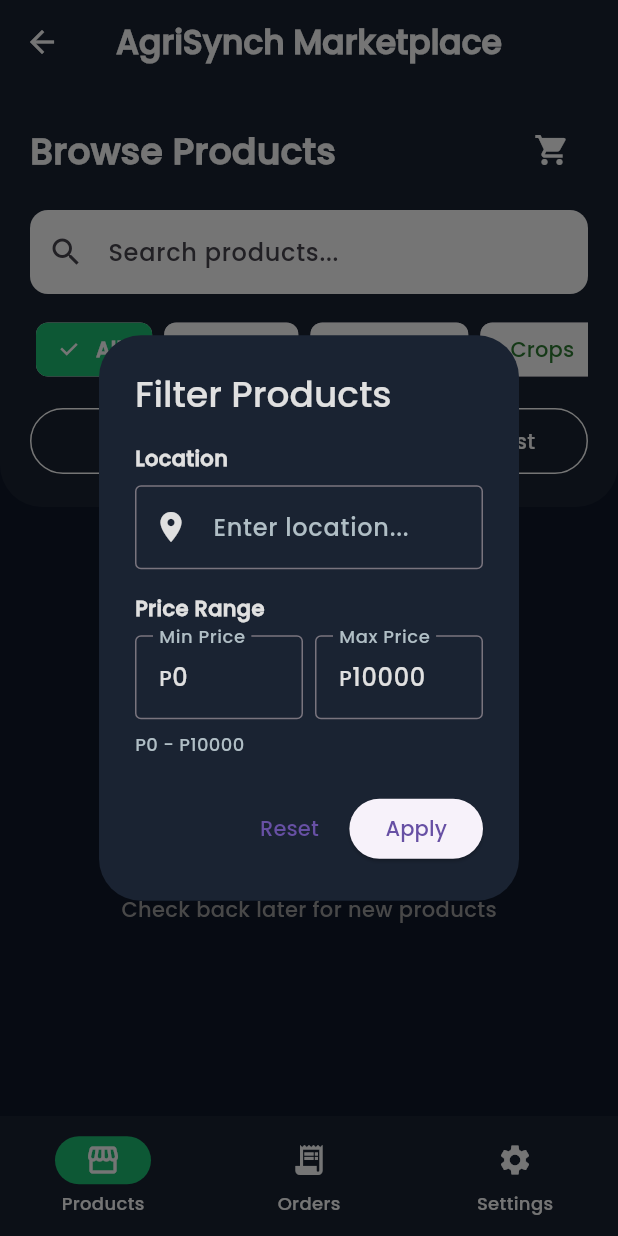
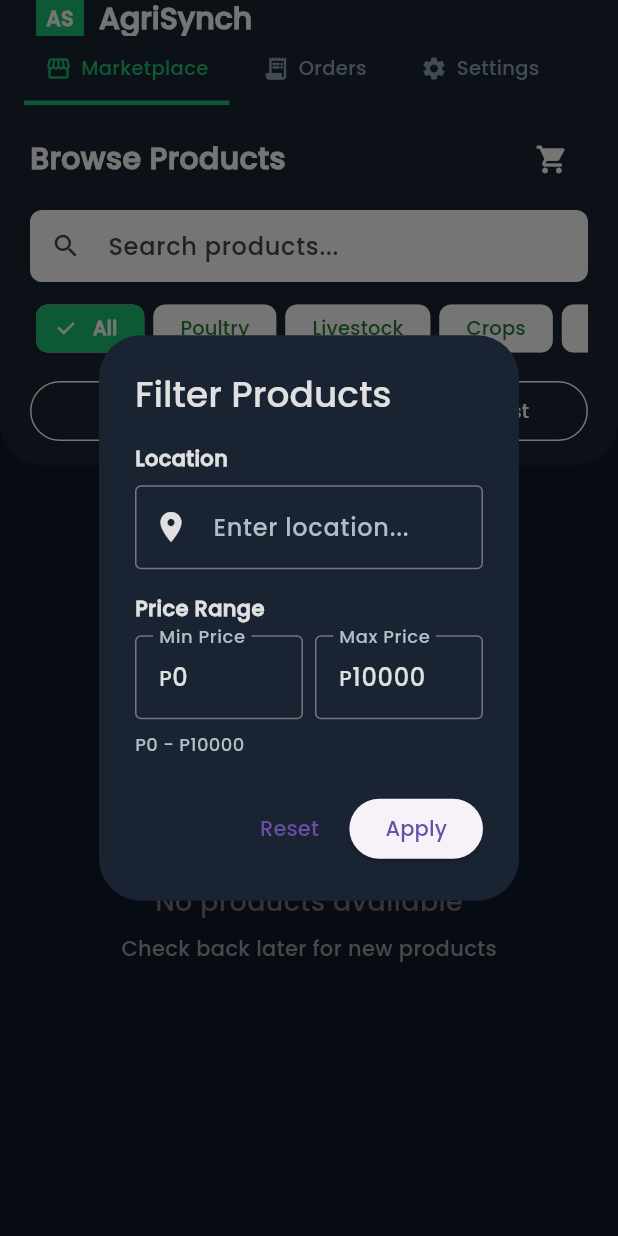
Before and after one commit to ScarletVonRosefall/AgriSynch, a Flutter app: the AgriSynchBuyerHomePage screen opened by its route, after a tap on "Filters", on a phone screen of 412 x 824 dp. Run offline on Flutter 3.47's test engine with Material 3 defaults, Android fonts, the phone set to English and light mode, and no system bars; our stand-ins replace cached_network_image, cloud_firestore, cloud_functions, firebase_auth, firebase_core, firebase_crashlytics and 15 more; missing offline and left inert: dart:html; accounts and stored records are empty.

Commit message:
Fixing Buyer UI

```diff
--- a/lib/buyer/AgriSynchBuyerHomePage.dart
+++ b/lib/buyer/AgriSynchBuyerHomePage.dart
@@ -40,63 +40,129 @@ class _AgriSynchBuyerHomePageState extends State<AgriSynchBuyerHomePage> {
     ];
 
     return Scaffold(
-      backgroundColor: const Color(0xFF0F172A),
-      appBar: AppBar(
-        title: const Text(
-          'AgriSynch Marketplace',
+      backgroundColor: const Color(0xFFF5F7FA),
+      appBar: PreferredSize(
+        preferredSize: const Size.fromHeight(70),
+        child: AppBar(
+          backgroundColor: const Color(0xFF1A2332),
+          elevation: 0,
+          centerTitle: false,
+          automaticallyImplyLeading: false,
+          title: Padding(
+            padding: const EdgeInsets.symmetric(horizontal: 8),
+            child: Row(
+              children: [
+                Container(
+                  width: 32,
+                  height: 32,
+                  decoration: BoxDecoration(
+                    color: const Color(0xFF1DBF73),
+                    borderRadius: BorderRadius.circular(6),
+                  ),
+                  child: const Center(
+                    child: Text(
+                      'AS',
                       style: TextStyle(
                         fontFamily: 'Poppins',
-            fontSize: 22,
+                        fontSize: 14,
                         fontWeight: FontWeight.w700,
                         color: Colors.white,
                       ),
                     ),
-        centerTitle: true,
-        backgroundColor: const Color(0xFF1A2332),
-        elevation: 0,
-        iconTheme: const IconThemeData(color: Colors.white),
+                  ),
+                ),
+                const SizedBox(width: 10),
+                const Text(
+                  'AgriSynch',
+                  style: TextStyle(
+                    fontFamily: 'Poppins',
+                    fontSize: 20,
+                    fontWeight: FontWeight.w700,
+                    color: Colors.white,
+                  ),
+                ),
+              ],
+            ),
+          ),
+          bottom: PreferredSize(
+            preferredSize: const Size.fromHeight(48),
+            child: Container(
+              color: const Color(0xFF1A2332),
+              child: Padding(
+                padding: const EdgeInsets.symmetric(horizontal: 16),
+                child: Row(
+                  children: [
+                    _buildWebNavTab(
+                      label: 'Marketplace',
+                      icon: Icons.storefront,
+                      isActive: _currentIndex == 0,
+                      onTap: () => setState(() => _currentIndex = 0),
+                    ),
+                    const SizedBox(width: 8),
+                    _buildWebNavTab(
+                      label: 'Orders',
+                      icon: Icons.receipt_long,
+                      isActive: _currentIndex == 1,
+                      onTap: () => setState(() => _currentIndex = 1),
+                    ),
+                    const SizedBox(width: 8),
+                    _buildWebNavTab(
+                      label: 'Settings',
+                      icon: Icons.settings,
+                      isActive: _currentIndex == 2,
+                      onTap: () => setState(() => _currentIndex = 2),
+                    ),
+                  ],
+                ),
+              ),
+            ),
+          ),
+        ),
       ),
       body: IndexedStack(index: _currentIndex, children: pages),
-      bottomNavigationBar: Theme(
-        data: Theme.of(context).copyWith(
-          navigationBarTheme: NavigationBarThemeData(
-            labelTextStyle: WidgetStateProperty.resolveWith((states) {
-              return const TextStyle(
-                color: Colors.white,
-                fontSize: 12,
-                fontFamily: 'Poppins',
-                fontWeight: FontWeight.w500,
     );
-            }),
+  }
+
+  Widget _buildWebNavTab({
+    required String label,
+    required IconData icon,
+    required bool isActive,
+    required VoidCallback onTap,
+  }) {
+    return Material(
+      color: Colors.transparent,
+      child: InkWell(
+        onTap: onTap,
+        child: Container(
+          padding: const EdgeInsets.symmetric(horizontal: 14, vertical: 12),
+          decoration: BoxDecoration(
+            border: Border(
+              bottom: BorderSide(
+                color: isActive ? const Color(0xFF1DBF73) : Colors.transparent,
+                width: 3,
               ),
             ),
-        child: NavigationBar(
-        selectedIndex: _currentIndex,
-        backgroundColor: const Color(0xFF1A2332),
-        indicatorColor: const Color(0xFF1DBF73),
-        surfaceTintColor: const Color(0xFF1A2332),
-        labelBehavior: NavigationDestinationLabelBehavior.alwaysShow,
-        onDestinationSelected: (i) => setState(() => _currentIndex = i),
-        destinations: [
-          NavigationDestination(
-            icon: const Icon(Icons.storefront, color: Colors.white),
-            selectedIcon: const Icon(Icons.storefront, color: Colors.white),
-            label: 'Products',
-            tooltip: 'Browse Products',
           ),
-          NavigationDestination(
-            icon: const Icon(Icons.receipt_long, color: Colors.white),
-            selectedIcon: const Icon(Icons.receipt_long, color: Colors.white),
-            label: 'Orders',
-            tooltip: 'My Orders',
+          child: Row(
+            mainAxisSize: MainAxisSize.min,
+            children: [
+              Icon(
+                icon,
+                color: isActive ? const Color(0xFF1DBF73) : const Color(0xFF90A4AE),
+                size: 18,
               ),
-          NavigationDestination(
-            icon: const Icon(Icons.settings, color: Colors.white),
-            selectedIcon: const Icon(Icons.settings, color: Colors.white),
-            label: 'Settings',
-            tooltip: 'Settings',
+              const SizedBox(width: 6),
+              Text(
+                label,
+                style: TextStyle(
+                  fontFamily: 'Poppins',
+                  fontSize: 13,
+                  fontWeight: isActive ? FontWeight.w600 : FontWeight.w500,
+                  color: isActive ? const Color(0xFF1DBF73) : const Color(0xFF90A4AE),
+                ),
               ),
             ],
+          ),
         ),
       ),
     );
--- a/lib/buyer/AgriSynchBuyerSettingsPage.dart
+++ b/lib/buyer/AgriSynchBuyerSettingsPage.dart
@@ -175,19 +175,19 @@ class _AgriSynchBuyerSettingsPageState
         children: [
           // Top Header
           Container(
-            padding: EdgeInsets.fromLTRB(20, MediaQuery.of(context).padding.top + 20, 20, 20),
+            padding: EdgeInsets.fromLTRB(20, MediaQuery.of(context).padding.top + 12, 20, 12),
             width: double.infinity,
             decoration: BoxDecoration(
               color: headerColor,
               borderRadius: const BorderRadius.only(
-                bottomLeft: Radius.circular(12),
-                bottomRight: Radius.circular(12),
+                bottomLeft: Radius.circular(8),
+                bottomRight: Radius.circular(8),
               ),
               boxShadow: [
                 BoxShadow(
-                  color: Colors.black.withOpacity(0.3),
-                  blurRadius: 8,
-                  offset: const Offset(0, 4),
+                  color: Colors.black.withOpacity(0.2),
+                  blurRadius: 4,
+                  offset: const Offset(0, 2),
                 ),
               ],
             ),
@@ -204,17 +204,17 @@ class _AgriSynchBuyerSettingsPageState
                           Text(
                             'Settings',
                             style: TextStyle(
-                              fontSize: 24,
+                              fontSize: 20,
                               fontWeight: FontWeight.bold,
                               color: Colors.white,
                               fontFamily: 'Poppins',
                             ),
                           ),
-                          SizedBox(height: 4),
+                          SizedBox(height: 2),
                           Text(
                             'Manage account & preferences',
                             style: TextStyle(
-                              fontSize: 14,
+                              fontSize: 12,
                               color: Color(0xFFB0BEC5),
                               fontFamily: 'Poppins',
                             ),
--- a/lib/buyer/BrowseProductsPage.dart
+++ b/lib/buyer/BrowseProductsPage.dart
@@ -581,7 +581,7 @@ class _BrowseProductsPageState extends State<BrowseProductsPage> {
         children: [
           // Header
           Container(
-            padding: EdgeInsets.fromLTRB(20, MediaQuery.of(context).padding.top + 20, 20, 20),
+            padding: EdgeInsets.fromLTRB(20, MediaQuery.of(context).padding.top + 12, 20, 12),
             width: double.infinity,
             decoration: ThemeHelper.getHeaderDecoration(isDark: isDarkMode),
             child: Column(
@@ -595,7 +595,7 @@ class _BrowseProductsPageState extends State<BrowseProductsPage> {
                           fontFamily: 'Poppins',
                           fontWeight: FontWeight.bold,
                           color: Colors.white,
-                          fontSize: 24,
+                          fontSize: 20,
                         ),
                       ),
                     ),
@@ -603,6 +603,7 @@ class _BrowseProductsPageState extends State<BrowseProductsPage> {
                       children: [
                         IconButton(
                           icon: const Icon(Icons.shopping_cart, color: Colors.white),
+                          iconSize: 22,
                           onPressed: () async {
                             // Navigate to cart page
                             final result = await Navigator.push(
@@ -642,27 +643,27 @@ class _BrowseProductsPageState extends State<BrowseProductsPage> {
                     ),
                   ],
                 ),
-                const SizedBox(height: 16),
+                const SizedBox(height: 10),
                 // Search Bar
                 Container(
                   decoration: BoxDecoration(
                     color: Colors.white,
-                    borderRadius: BorderRadius.circular(12),
+                    borderRadius: BorderRadius.circular(8),
                   ),
                   child: TextField(
                     onChanged: (value) => setState(() => searchQuery = value),
                     decoration: InputDecoration(
                       hintText: 'Search products...',
-                      prefixIcon: const Icon(Icons.search),
+                      prefixIcon: const Icon(Icons.search, size: 20),
                       border: InputBorder.none,
-                      contentPadding: const EdgeInsets.all(16),
+                      contentPadding: const EdgeInsets.symmetric(vertical: 12, horizontal: 12),
                     ),
                   ),
                 ),
-                const SizedBox(height: 12),
+                const SizedBox(height: 10),
                 // Category Filter
                 SizedBox(
-                  height: 50,
+                  height: 42,
                   child: ScrollConfiguration(
                     behavior: ScrollConfiguration.of(context).copyWith(
                       dragDevices: {
@@ -679,7 +680,7 @@ class _BrowseProductsPageState extends State<BrowseProductsPage> {
                         final category = categories[index];
                         final isSelected = selectedCategory == category;
                         return Padding(
-                          padding: const EdgeInsets.only(right: 8),
+                          padding: const EdgeInsets.only(right: 6),
                           child: FilterChip(
                             label: Text(category),
                             selected: isSelected,
@@ -694,18 +695,18 @@ class _BrowseProductsPageState extends State<BrowseProductsPage> {
                             labelStyle: TextStyle(
                               color: isSelected ? Colors.white : const Color(0xFF2E7D32),
                               fontWeight: isSelected ? FontWeight.bold : FontWeight.w600,
-                              fontSize: 14,
+                              fontSize: 13,
                             ),
                             checkmarkColor: Colors.white,
                             side: BorderSide.none,
-                            padding: const EdgeInsets.symmetric(horizontal: 12, vertical: 8),
+                            padding: const EdgeInsets.symmetric(horizontal: 10, vertical: 6),
                           ),
                         );
                       },
                     ),
                   ),
                 ),
-                const SizedBox(height: 12),
+                const SizedBox(height: 10),
                 // Filter and Sort Row
                 Row(
                   children: [
@@ -713,12 +714,12 @@ class _BrowseProductsPageState extends State<BrowseProductsPage> {
                     Expanded(
                       child: OutlinedButton.icon(
                         onPressed: () => _showFilterDialog(),
-                        icon: const Icon(Icons.filter_list, size: 18),
-                        label: const Text('Filters'),
+                        icon: const Icon(Icons.filter_list, size: 16),
+                        label: const Text('Filters', style: TextStyle(fontSize: 13)),
                         style: OutlinedButton.styleFrom(
                           foregroundColor: Colors.white,
                           side: const BorderSide(color: Colors.white),
-                          padding: const EdgeInsets.symmetric(vertical: 12),
+                          padding: const EdgeInsets.symmetric(vertical: 10),
                         ),
                       ),
                     ),
@@ -727,12 +728,12 @@ class _BrowseProductsPageState extends State<BrowseProductsPage> {
                     Expanded(
                       child: OutlinedButton.icon(
                         onPressed: () => _showSortDialog(),
-                        icon: const Icon(Icons.sort, size: 18),
-                        label: Text(_getSortLabel()),
+                        icon: const Icon(Icons.sort, size: 16),
+                        label: Text(_getSortLabel(), style: const TextStyle(fontSize: 13)),
                         style: OutlinedButton.styleFrom(
                           foregroundColor: Colors.white,
                           side: const BorderSide(color: Colors.white),
-                          padding: const EdgeInsets.symmetric(vertical: 12),
+                          padding: const EdgeInsets.symmetric(vertical: 10),
                         ),
                       ),
                     ),
--- a/lib/buyer/MyOrdersPage.dart
+++ b/lib/buyer/MyOrdersPage.dart
@@ -661,13 +661,13 @@ class _MyOrdersPageState extends State<MyOrdersPage> {
         children: [
           // Header
           Container(
-            padding: EdgeInsets.fromLTRB(20, MediaQuery.of(context).padding.top + 20, 20, 20),
+            padding: EdgeInsets.fromLTRB(20, MediaQuery.of(context).padding.top + 12, 20, 10),
             width: double.infinity,
             decoration: BoxDecoration(
               color: headerColor,
               borderRadius: const BorderRadius.only(
-                bottomLeft: Radius.circular(28),
-                bottomRight: Radius.circular(28),
+                bottomLeft: Radius.circular(8),
+                bottomRight: Radius.circular(8),
               ),
             ),
             child: Row(
@@ -680,7 +680,7 @@ class _MyOrdersPageState extends State<MyOrdersPage> {
                       fontFamily: 'Poppins',
                       fontWeight: FontWeight.bold,
                       color: Colors.white,
-                      fontSize: 24,
+                      fontSize: 20,
                     ),
                     textAlign: TextAlign.center,
                   ),
@@ -708,13 +708,13 @@ class _MyOrdersPageState extends State<MyOrdersPage> {
             children: [
               // Header
               Container(
-                padding: EdgeInsets.fromLTRB(20, MediaQuery.of(context).padding.top + 20, 20, 20),
+                padding: EdgeInsets.fromLTRB(20, MediaQuery.of(context).padding.top + 12, 20, 10),
                 width: double.infinity,
                 decoration: BoxDecoration(
                   color: headerColor,
                   borderRadius: const BorderRadius.only(
-                    bottomLeft: Radius.circular(28),
-                    bottomRight: Radius.circular(28),
+                    bottomLeft: Radius.circular(8),
+                    bottomRight: Radius.circular(8),
                   ),
                 ),
                 child: Row(
@@ -726,7 +726,7 @@ class _MyOrdersPageState extends State<MyOrdersPage> {
                           fontFamily: 'Poppins',
                           fontWeight: FontWeight.bold,
                           color: Colors.white,
-                          fontSize: 24,
+                          fontSize: 20,
                         ),
                         textAlign: TextAlign.center,
                       ),
@@ -737,8 +737,8 @@ class _MyOrdersPageState extends State<MyOrdersPage> {
 
               // Filter Tabs
               Container(
-                height: 60,
-                padding: const EdgeInsets.symmetric(vertical: 8),
+                height: 48,
+                padding: const EdgeInsets.symmetric(vertical: 6),
                 child: ScrollConfiguration(
                   behavior: ScrollConfiguration.of(context).copyWith(
                     dragDevices: {
```
Lines whose indentation alone changed are shown as unchanged.
